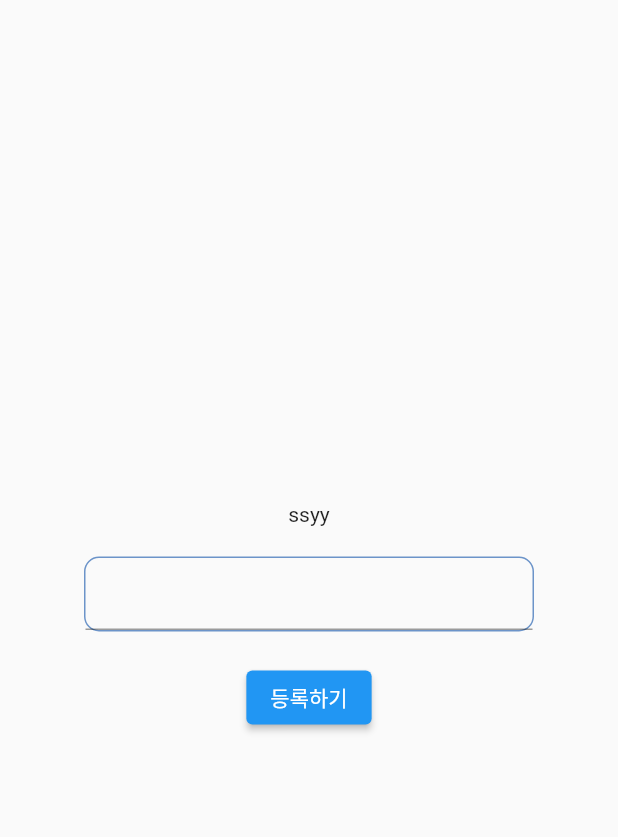
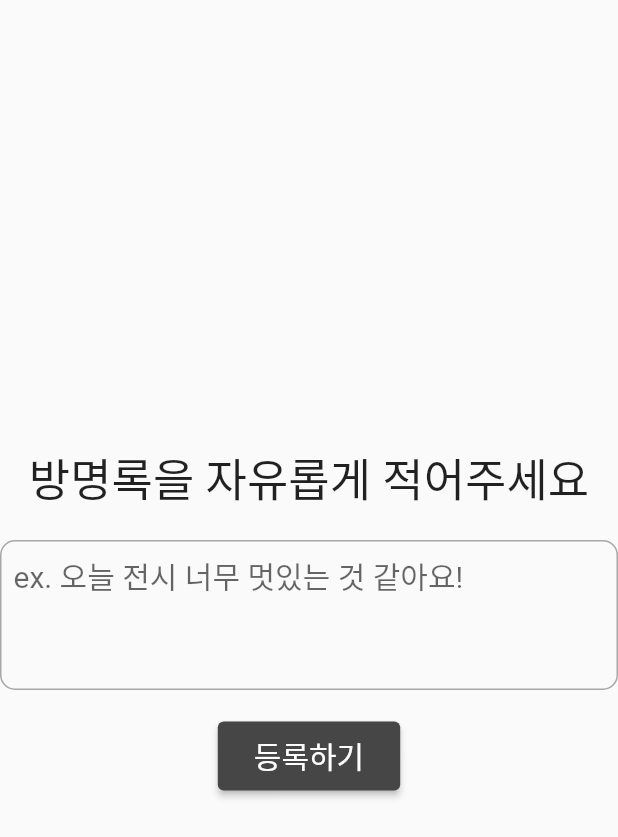
Before and after one commit to 210-reverof/ssyy, a Flutter app: the InputPage screen opened directly, on a phone screen of 412 x 824 dp. Shown: the top 837 px of the screen. Run offline on Flutter 3.47's test engine with Material 2 defaults, Android fonts, the phone set to English and light mode, and no system bars; our stand-ins replace cloud_firestore, firebase_core; accounts and stored records are empty; generated files the repository leaves out were written again.

Commit message:
update input page layout

```diff
--- a/lib/input.dart
+++ b/lib/input.dart
@@ -16,22 +16,28 @@ class _InputPageState extends State<InputPage> {
         child: Column(
           mainAxisAlignment: MainAxisAlignment.center,
           children: <Widget>[
-            const Text(
-              'ssyy',
-            ),
+            const Text('방명록을 자유롭게 적어주세요', style: TextStyle(fontSize: 30)),
             SizedBox(
               height: 20,
             ),
             Container(
-              width: 300,
+              width: 700,
+              height: 100,
               decoration: BoxDecoration(
                   border: Border.all(
                     width: 1,
-                    color: Color.fromARGB(255, 108, 148, 201),
+                    color: Color.fromARGB(255, 167, 167, 167),
                   ),
                   borderRadius: BorderRadius.all(Radius.circular(10))),
-              child: TextField(
-                controller: myController,
+              child: Padding(
+                padding: const EdgeInsets.all(8.0),
+                child: TextField(
+                    style: TextStyle(fontSize: 20.0),
+                    controller: myController,
+                    decoration: new InputDecoration.collapsed(
+                        hintText: 'ex. 오늘 전시 너무 멋있는 것 같아요!'),
+                    keyboardType: TextInputType.multiline,
+                    maxLines: null),
               ),
             ),
             SizedBox(
@@ -55,7 +61,13 @@ class _InputPageState extends State<InputPage> {
 
                 myController.clear();
               },
-              child: Text('등록하기'),
+              child: Padding(
+                padding: const EdgeInsets.all(8.0),
+                child: Text('등록하기', style: TextStyle(fontSize: 20)),
+              ),
+              style: ElevatedButton.styleFrom(
+                primary: Color.fromARGB(255, 70, 70, 70),
+              ),
             )
           ],
         ),
```
